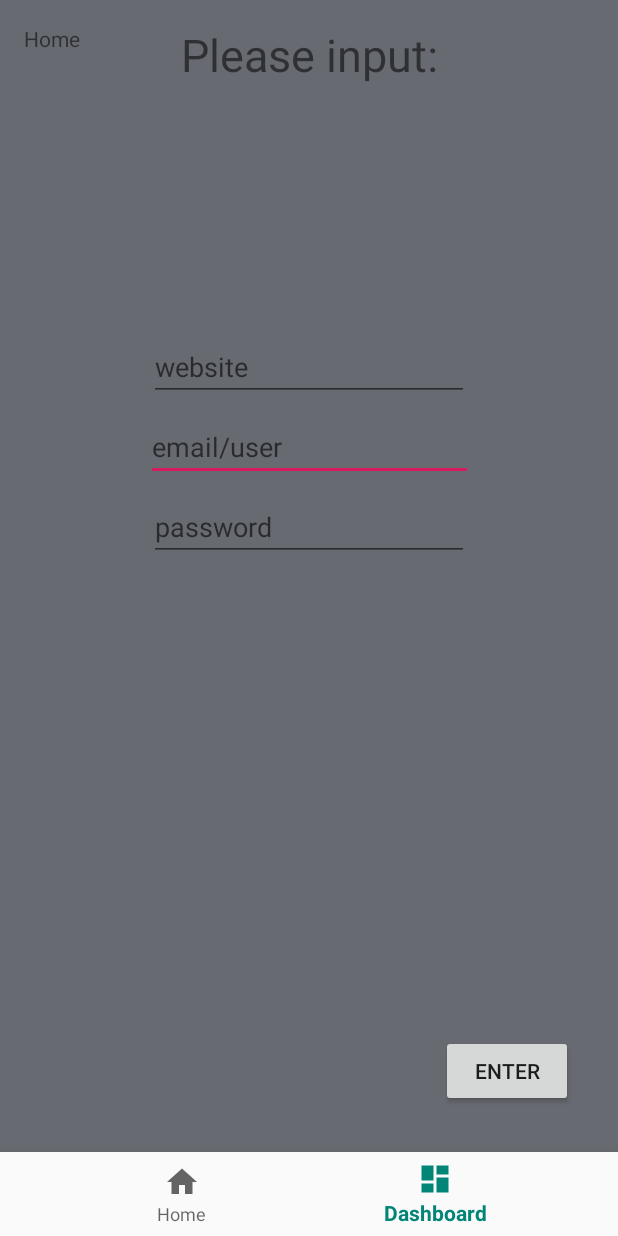
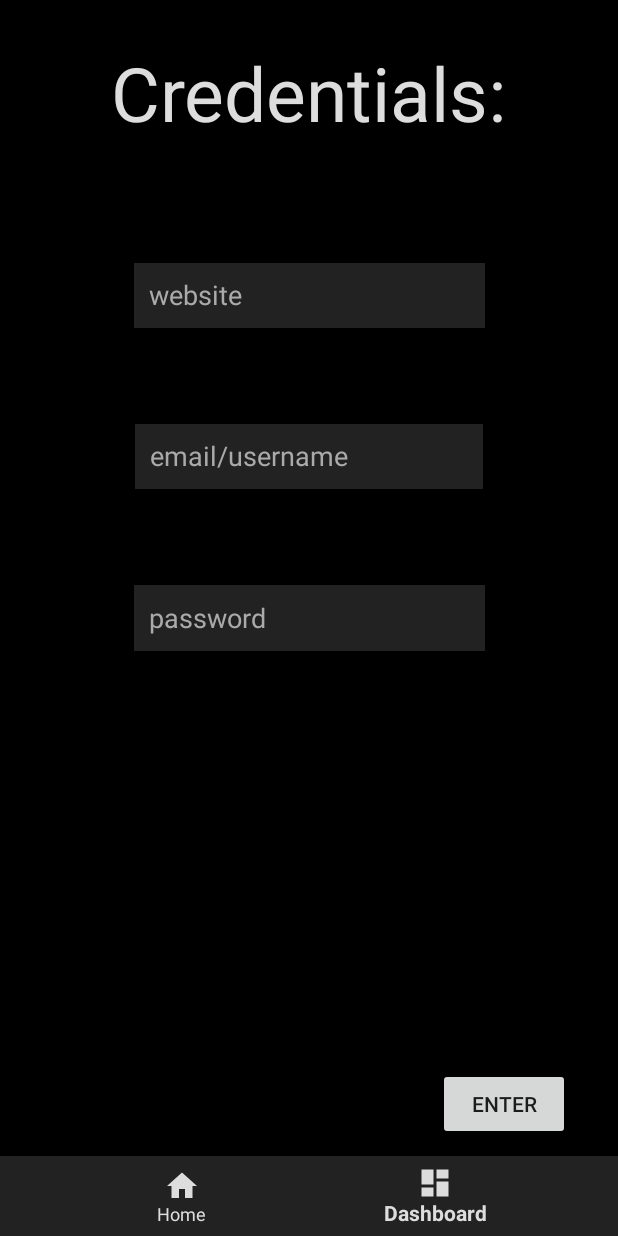
Before and after one commit to cneryx/InPrint, an Android app: the Activity2 screen opened directly, with no data from a screen before it, on a phone screen of 412 x 824 dp. Run offline under Robolectric (Android 15) with nearby library versions, the phone set to English and light mode, and no system bars.

Commit message:
Dark theme mostly done

```diff
--- a/InPrint/app/src/main/AndroidManifest.xml
+++ b/InPrint/app/src/main/AndroidManifest.xml
@@ -7,9 +7,9 @@
     <uses-permission android:name = "android.permission.USE_FINGERPRINT"/>
     <application
         android:allowBackup="true"
-        android:icon="@mipmap/ic_launcher"
+        android:icon="@mipmap/icon"
         android:label="@string/app_name"
-        android:roundIcon="@mipmap/ic_launcher_round"
+        android:roundIcon="@mipmap/icon"
         android:supportsRtl="true"
         android:theme="@style/AppTheme">
         <activity
--- a/InPrint/app/src/main/java/com/example/inprint/Activity2.java
+++ b/InPrint/app/src/main/java/com/example/inprint/Activity2.java
@@ -23,13 +23,11 @@ public class Activity2 extends AppCompatActivity {
         public boolean onNavigationItemSelected(@NonNull MenuItem item) {
             switch (item.getItemId()) {
                 case R.id.navigation_home:
-                    mTextMessage.setText(R.string.title_home);
                     Intent intent = new Intent(Activity2.this, Activity1.class);
                     intent.addFlags(android.content.Intent.FLAG_ACTIVITY_NO_ANIMATION);
                     startActivity(intent);
                     return true;
                 case R.id.navigation_dashboard:
-                    mTextMessage.setText(R.string.title_dashboard);
                     return true;
             }
             return false;
--- a/InPrint/app/src/main/res/layout/activity1.xml
+++ b/InPrint/app/src/main/res/layout/activity1.xml
@@ -11,11 +11,14 @@
     <android.support.design.widget.BottomNavigationView
         android:id="@+id/navigation"
         android:layout_width="0dp"
-        android:layout_height="wrap_content"
-        android:layout_marginStart="0dp"
-        android:layout_marginEnd="0dp"
-        android:background="?android:attr/windowBackground"
+        android:layout_height="53dp"
+        android:background="#222222"
+        android:fadingEdge="vertical"
+        android:fadingEdgeLength="40dp"
+        app:itemIconTint="#DDDDDD"
+        app:itemTextColor="#DDDDDD"
         app:layout_constraintBottom_toBottomOf="parent"
+        app:layout_constraintHorizontal_bias="0.0"
         app:layout_constraintLeft_toLeftOf="parent"
         app:layout_constraintRight_toRightOf="parent"
         app:menu="@menu/navigation" />
--- a/InPrint/app/src/main/res/layout/activity2.xml
+++ b/InPrint/app/src/main/res/layout/activity2.xml
@@ -5,28 +5,20 @@
     android:id="@+id/container"
     android:layout_width="match_parent"
     android:layout_height="match_parent"
-    android:background="#676a70"
+    android:background="#000000"
     tools:context=".MainActivity">
-
-    <TextView
-        android:id="@+id/message"
-        android:layout_width="wrap_content"
-        android:layout_height="wrap_content"
-        android:layout_marginStart="@dimen/activity_horizontal_margin"
-        android:layout_marginLeft="@dimen/activity_horizontal_margin"
-        android:layout_marginTop="@dimen/activity_vertical_margin"
-        android:text="@string/title_home"
-        app:layout_constraintLeft_toLeftOf="parent"
-        app:layout_constraintTop_toTopOf="parent" />
 
     <android.support.design.widget.BottomNavigationView
         android:id="@+id/navigation"
         android:layout_width="0dp"
-        android:layout_height="wrap_content"
-        android:layout_marginStart="0dp"
-        android:layout_marginEnd="0dp"
-        android:background="?android:attr/windowBackground"
+        android:layout_height="53dp"
+        android:background="#222222"
+        android:fadingEdge="vertical"
+        android:fadingEdgeLength="40dp"
+        app:itemIconTint="#DDDDDD"
+        app:itemTextColor="#DDDDDD"
         app:layout_constraintBottom_toBottomOf="parent"
+        app:layout_constraintHorizontal_bias="0.0"
         app:layout_constraintLeft_toLeftOf="parent"
         app:layout_constraintRight_toRightOf="parent"
         app:menu="@menu/navigation" />
@@ -36,65 +28,92 @@
         android:layout_width="wrap_content"
         android:layout_height="wrap_content"
         android:layout_below="@id/titleIp"
-        android:layout_marginEnd="30dp"
-        android:layout_marginBottom="30dp"
+        android:layout_marginEnd="32dp"
+        android:layout_marginBottom="64dp"
         android:elevation="0dp"
         android:text="Enter"
-        app:layout_constraintBottom_toTopOf="@+id/navigation"
+        app:layout_constraintBottom_toBottomOf="parent"
         app:layout_constraintEnd_toEndOf="parent"
         tools:ignore="MissingConstraints" />
 
     <TextView
         android:id="@+id/titleIp"
-        android:layout_width="wrap_content"
-        android:layout_height="50dp"
-        android:layout_marginStart="25dp"
-        android:layout_marginTop="16dp"
-        android:layout_marginEnd="25dp"
-        android:text="Please input:"
-        android:textSize="30dp"
+        android:layout_width="292dp"
+        android:layout_height="wrap_content"
+        android:layout_marginStart="16dp"
+        android:layout_marginTop="28dp"
+        android:layout_marginEnd="8dp"
+        android:text="Credentials:"
+        android:textAlignment="center"
+        android:textColor="#DDDDDD"
+        android:textSize="50sp"
         app:layout_constraintEnd_toEndOf="parent"
+        app:layout_constraintHorizontal_bias="0.452"
         app:layout_constraintStart_toStartOf="parent"
         app:layout_constraintTop_toTopOf="parent" />
 
     <EditText
         android:id="@+id/editText"
-        android:layout_width="218dp"
-        android:layout_height="wrap_content"
+        android:layout_width="232dp"
+        android:layout_height="43dp"
         android:layout_marginStart="8dp"
-        android:layout_marginTop="8dp"
+        android:layout_marginTop="64dp"
         android:layout_marginEnd="8dp"
+        android:background="#222222"
         android:ems="10"
-        android:hint="email/user"
+        android:fadingEdge="horizontal|vertical"
+        android:fadingEdgeLength="1dp"
+        android:hint="email/username"
         android:inputType="textEmailAddress"
+        android:padding="10dp"
+        android:textColor="#FFFFFF"
+        android:textColorHint="#AAAAAA"
+        android:textColorLink="#FFFFFF"
+        android:textCursorDrawable="@null"
         app:layout_constraintEnd_toEndOf="parent"
         app:layout_constraintStart_toStartOf="parent"
         app:layout_constraintTop_toBottomOf="@+id/editText3" />
 
     <EditText
         android:id="@+id/editText2"
-        android:layout_width="wrap_content"
-        android:layout_height="wrap_content"
+        android:layout_width="234dp"
+        android:layout_height="44dp"
         android:layout_marginStart="8dp"
-        android:layout_marginTop="8dp"
+        android:layout_marginTop="64dp"
         android:layout_marginEnd="8dp"
+        android:background="#222222"
         android:ems="10"
+        android:fadingEdge="horizontal|vertical"
         android:hint="password"
         android:inputType="textPassword"
+        android:padding="10dp"
+        android:textColor="#FFFFFF"
+        android:textColorHint="#AAAAAA"
+        android:textColorLink="#FFFFFF"
+        android:textCursorDrawable="@null"
         app:layout_constraintEnd_toEndOf="parent"
         app:layout_constraintStart_toStartOf="parent"
         app:layout_constraintTop_toBottomOf="@+id/editText" />
 
     <EditText
         android:id="@+id/editText3"
-        android:layout_width="wrap_content"
-        android:layout_height="wrap_content"
+        android:layout_width="234dp"
+        android:layout_height="43dp"
         android:layout_marginStart="8dp"
-        android:layout_marginTop="156dp"
+        android:layout_marginTop="80dp"
         android:layout_marginEnd="8dp"
+        android:background="#222222"
+        android:ellipsize="none"
         android:ems="10"
+        android:fadingEdge="horizontal"
+        android:fadingEdgeLength="40dp"
         android:hint="website"
         android:inputType="textPersonName"
+        android:padding="10dp"
+        android:textColor="#FFFFFF"
+        android:textColorHint="#AAAAAA"
+        android:textColorLink="#FFFFFF"
+        android:textCursorDrawable="@null"
         app:layout_constraintEnd_toEndOf="parent"
         app:layout_constraintStart_toStartOf="parent"
         app:layout_constraintTop_toBottomOf="@+id/titleIp" /><![CDATA[
```
Also changed, not shown: InPrint/app/src/main/res/mipmap-hdpi/icon.png (added).
